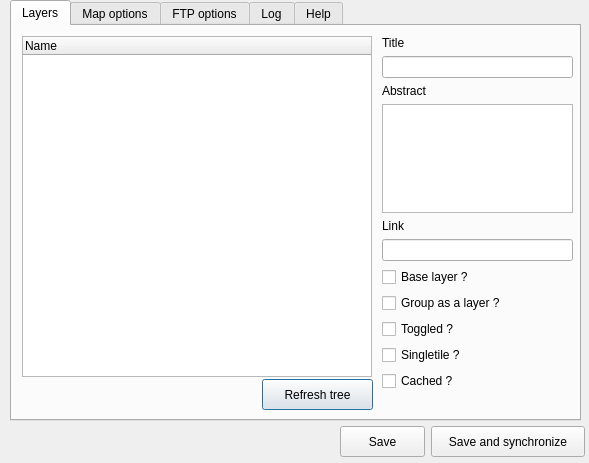
First picture: the form in ui_lizmap.ui, repository 3liz/lizmap-plugin, before the edit.
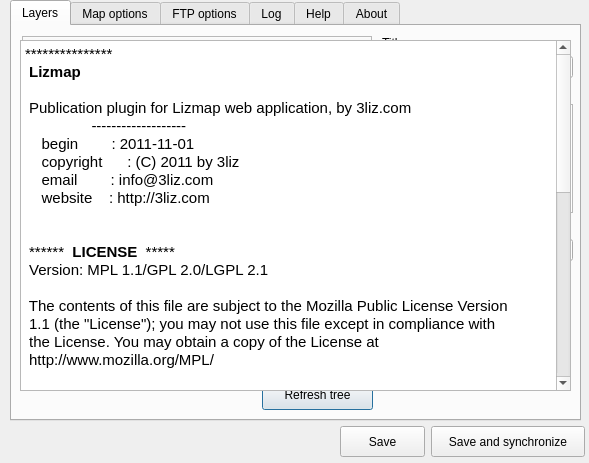
Second picture: the form after the edit.

Commit message: Dialog - addition of tab 'About' with license

The edit to the form file:
```diff
--- a/ui_lizmap.ui
+++ b/ui_lizmap.ui
@@ -721,6 +721,11 @@
      </property>
     </widget>
    </widget>
+   <widget class="QWidget" name="tab_4">
+    <attribute name="title">
+     <string>About</string>
+    </attribute>
+   </widget>
   </widget>
   <widget class="QPushButton" name="btSave">
    <property name="geometry">
@@ -751,6 +756,71 @@
     <string>Save and synchronize</string>
    </property>
   </widget>
+  <widget class="QTextEdit" name="txtAbout">
+   <property name="enabled">
+    <bool>true</bool>
+   </property>
+   <property name="geometry">
+    <rect>
+     <x>20</x>
+     <y>40</y>
+     <width>551</width>
+     <height>351</height>
+    </rect>
+   </property>
+   <property name="readOnly">
+    <bool>true</bool>
+   </property>
+   <property name="html">
+    <string>&lt;!DOCTYPE HTML PUBLIC &quot;-//W3C//DTD HTML 4.0//EN&quot; &quot;http://www.w3.org/TR/REC-html40/strict.dtd&quot;&gt;
+&lt;html&gt;&lt;head&gt;&lt;meta name=&quot;qrichtext&quot; content=&quot;1&quot; /&gt;&lt;style type=&quot;text/css&quot;&gt;
+p, li { white-space: pre-wrap; }
+&lt;/style&gt;&lt;/head&gt;&lt;body style=&quot; font-family:'Ubuntu'; font-size:11pt; font-weight:400; font-style:normal;&quot;&gt;
+&lt;p style=&quot; margin-top:0px; margin-bottom:0px; margin-left:0px; margin-right:0px; -qt-block-indent:0; text-indent:0px;&quot;&gt;***************&lt;/p&gt;
+&lt;p style=&quot; margin-top:0px; margin-bottom:0px; margin-left:0px; margin-right:0px; -qt-block-indent:0; text-indent:0px;&quot;&gt; &lt;span style=&quot; font-weight:600;&quot;&gt;Lizmap&lt;/span&gt;&lt;/p&gt;
+&lt;p style=&quot;-qt-paragraph-type:empty; margin-top:0px; margin-bottom:0px; margin-left:0px; margin-right:0px; -qt-block-indent:0; text-indent:0px;&quot;&gt;&lt;/p&gt;
+&lt;p style=&quot; margin-top:0px; margin-bottom:0px; margin-left:0px; margin-right:0px; -qt-block-indent:0; text-indent:0px;&quot;&gt; Publication plugin for Lizmap web application, by 3liz.com&lt;/p&gt;
+&lt;p style=&quot; margin-top:0px; margin-bottom:0px; margin-left:0px; margin-right:0px; -qt-block-indent:0; text-indent:0px;&quot;&gt;                -------------------&lt;/p&gt;
+&lt;p style=&quot; margin-top:0px; margin-bottom:0px; margin-left:0px; margin-right:0px; -qt-block-indent:0; text-indent:0px;&quot;&gt;    begin        : 2011-11-01&lt;/p&gt;
+&lt;p style=&quot; margin-top:0px; margin-bottom:0px; margin-left:0px; margin-right:0px; -qt-block-indent:0; text-indent:0px;&quot;&gt;    copyright      : (C) 2011 by 3liz&lt;/p&gt;
+&lt;p style=&quot; margin-top:0px; margin-bottom:0px; margin-left:0px; margin-right:0px; -qt-block-indent:0; text-indent:0px;&quot;&gt;    email        : info@3liz.com&lt;/p&gt;
+&lt;p style=&quot; margin-top:0px; margin-bottom:0px; margin-left:0px; margin-right:0px; -qt-block-indent:0; text-indent:0px;&quot;&gt;    website    : http://3liz.com&lt;/p&gt;
+&lt;p style=&quot;-qt-paragraph-type:empty; margin-top:0px; margin-bottom:0px; margin-left:0px; margin-right:0px; -qt-block-indent:0; text-indent:0px;&quot;&gt;&lt;/p&gt;
+&lt;p style=&quot;-qt-paragraph-type:empty; margin-top:0px; margin-bottom:0px; margin-left:0px; margin-right:0px; -qt-block-indent:0; text-indent:0px;&quot;&gt;&lt;/p&gt;
+&lt;p style=&quot; margin-top:0px; margin-bottom:0px; margin-left:0px; margin-right:0px; -qt-block-indent:0; text-indent:0px;&quot;&gt; ******  &lt;span style=&quot; font-weight:600;&quot;&gt;LICENSE&lt;/span&gt;  *****&lt;/p&gt;
+&lt;p style=&quot; margin-top:0px; margin-bottom:0px; margin-left:0px; margin-right:0px; -qt-block-indent:0; text-indent:0px;&quot;&gt; Version: MPL 1.1/GPL 2.0/LGPL 2.1&lt;/p&gt;
+&lt;p style=&quot;-qt-paragraph-type:empty; margin-top:0px; margin-bottom:0px; margin-left:0px; margin-right:0px; -qt-block-indent:0; text-indent:0px;&quot;&gt;&lt;/p&gt;
+&lt;p style=&quot; margin-top:0px; margin-bottom:0px; margin-left:0px; margin-right:0px; -qt-block-indent:0; text-indent:0px;&quot;&gt; The contents of this file are subject to the Mozilla Public License Version&lt;/p&gt;
+&lt;p style=&quot; margin-top:0px; margin-bottom:0px; margin-left:0px; margin-right:0px; -qt-block-indent:0; text-indent:0px;&quot;&gt; 1.1 (the &amp;quot;License&amp;quot;); you may not use this file except in compliance with&lt;/p&gt;
+&lt;p style=&quot; margin-top:0px; margin-bottom:0px; margin-left:0px; margin-right:0px; -qt-block-indent:0; text-indent:0px;&quot;&gt; the License. You may obtain a copy of the License at&lt;/p&gt;
+&lt;p style=&quot; margin-top:0px; margin-bottom:0px; margin-left:0px; margin-right:0px; -qt-block-indent:0; text-indent:0px;&quot;&gt; http://www.mozilla.org/MPL/&lt;/p&gt;
+&lt;p style=&quot;-qt-paragraph-type:empty; margin-top:0px; margin-bottom:0px; margin-left:0px; margin-right:0px; -qt-block-indent:0; text-indent:0px;&quot;&gt;&lt;/p&gt;
+&lt;p style=&quot; margin-top:0px; margin-bottom:0px; margin-left:0px; margin-right:0px; -qt-block-indent:0; text-indent:0px;&quot;&gt; Software distributed under the License is distributed on an &amp;quot;AS IS&amp;quot; basis,&lt;/p&gt;
+&lt;p style=&quot; margin-top:0px; margin-bottom:0px; margin-left:0px; margin-right:0px; -qt-block-indent:0; text-indent:0px;&quot;&gt; WITHOUT WARRANTY OF ANY KIND, either express or implied. See the License&lt;/p&gt;
+&lt;p style=&quot; margin-top:0px; margin-bottom:0px; margin-left:0px; margin-right:0px; -qt-block-indent:0; text-indent:0px;&quot;&gt; for the specific language governing rights and limitations under the&lt;/p&gt;
+&lt;p style=&quot; margin-top:0px; margin-bottom:0px; margin-left:0px; margin-right:0px; -qt-block-indent:0; text-indent:0px;&quot;&gt; License.&lt;/p&gt;
+&lt;p style=&quot;-qt-paragraph-type:empty; margin-top:0px; margin-bottom:0px; margin-left:0px; margin-right:0px; -qt-block-indent:0; text-indent:0px;&quot;&gt;&lt;/p&gt;
+&lt;p style=&quot; margin-top:0px; margin-bottom:0px; margin-left:0px; margin-right:0px; -qt-block-indent:0; text-indent:0px;&quot;&gt; The Original Code is 3liz code,&lt;/p&gt;
+&lt;p style=&quot;-qt-paragraph-type:empty; margin-top:0px; margin-bottom:0px; margin-left:0px; margin-right:0px; -qt-block-indent:0; text-indent:0px;&quot;&gt;&lt;/p&gt;
+&lt;p style=&quot; margin-top:0px; margin-bottom:0px; margin-left:0px; margin-right:0px; -qt-block-indent:0; text-indent:0px;&quot;&gt; The Initial Developer of the Original Code are René-Luc D'Hont rldhont@3liz.com&lt;/p&gt;
+&lt;p style=&quot; margin-top:0px; margin-bottom:0px; margin-left:0px; margin-right:0px; -qt-block-indent:0; text-indent:0px;&quot;&gt; and Michael Douchin mdouchin@3liz.com&lt;/p&gt;
+&lt;p style=&quot; margin-top:0px; margin-bottom:0px; margin-left:0px; margin-right:0px; -qt-block-indent:0; text-indent:0px;&quot;&gt; Portions created by the Initial Developer are Copyright (C) 2011&lt;/p&gt;
+&lt;p style=&quot; margin-top:0px; margin-bottom:0px; margin-left:0px; margin-right:0px; -qt-block-indent:0; text-indent:0px;&quot;&gt; the Initial Developer. All Rights Reserved.&lt;/p&gt;
+&lt;p style=&quot;-qt-paragraph-type:empty; margin-top:0px; margin-bottom:0px; margin-left:0px; margin-right:0px; -qt-block-indent:0; text-indent:0px;&quot;&gt;&lt;/p&gt;
+&lt;p style=&quot; margin-top:0px; margin-bottom:0px; margin-left:0px; margin-right:0px; -qt-block-indent:0; text-indent:0px;&quot;&gt; Alternatively, the contents of this file may be used under the terms of&lt;/p&gt;
+&lt;p style=&quot; margin-top:0px; margin-bottom:0px; margin-left:0px; margin-right:0px; -qt-block-indent:0; text-indent:0px;&quot;&gt; either of the GNU General Public License Version 2 or later (the &amp;quot;GPL&amp;quot;),&lt;/p&gt;
+&lt;p style=&quot; margin-top:0px; margin-bottom:0px; margin-left:0px; margin-right:0px; -qt-block-indent:0; text-indent:0px;&quot;&gt; or the GNU Lesser General Public License Version 2.1 or later (the &amp;quot;LGPL&amp;quot;),&lt;/p&gt;
+&lt;p style=&quot; margin-top:0px; margin-bottom:0px; margin-left:0px; margin-right:0px; -qt-block-indent:0; text-indent:0px;&quot;&gt; in which case the provisions of the GPL or the LGPL are applicable instead&lt;/p&gt;
+&lt;p style=&quot; margin-top:0px; margin-bottom:0px; margin-left:0px; margin-right:0px; -qt-block-indent:0; text-indent:0px;&quot;&gt; of those above. If you wish to allow use of your version of this file only&lt;/p&gt;
+&lt;p style=&quot; margin-top:0px; margin-bottom:0px; margin-left:0px; margin-right:0px; -qt-block-indent:0; text-indent:0px;&quot;&gt; under the terms of either the GPL or the LGPL, and not to allow others to&lt;/p&gt;
+&lt;p style=&quot; margin-top:0px; margin-bottom:0px; margin-left:0px; margin-right:0px; -qt-block-indent:0; text-indent:0px;&quot;&gt; use your version of this file under the terms of the MPL, indicate your&lt;/p&gt;
+&lt;p style=&quot; margin-top:0px; margin-bottom:0px; margin-left:0px; margin-right:0px; -qt-block-indent:0; text-indent:0px;&quot;&gt; decision by deleting the provisions above and replace them with the notice&lt;/p&gt;
+&lt;p style=&quot; margin-top:0px; margin-bottom:0px; margin-left:0px; margin-right:0px; -qt-block-indent:0; text-indent:0px;&quot;&gt; and other provisions required by the GPL or the LGPL. If you do not delete&lt;/p&gt;
+&lt;p style=&quot; margin-top:0px; margin-bottom:0px; margin-left:0px; margin-right:0px; -qt-block-indent:0; text-indent:0px;&quot;&gt; the provisions above, a recipient may use your version of this file under&lt;/p&gt;
+&lt;p style=&quot; margin-top:0px; margin-bottom:0px; margin-left:0px; margin-right:0px; -qt-block-indent:0; text-indent:0px;&quot;&gt; the terms of any one of the MPL, the GPL or the LGPL.&lt;/p&gt;
+&lt;p style=&quot;-qt-paragraph-type:empty; margin-top:0px; margin-bottom:0px; margin-left:0px; margin-right:0px; -qt-block-indent:0; text-indent:0px;&quot;&gt;&lt;/p&gt;&lt;/body&gt;&lt;/html&gt;</string>
+   </property>
+  </widget>
  </widget>
  <tabstops>
   <tabstop>tabWidget</tabstop>
```
The commit also changes 1 other file.
